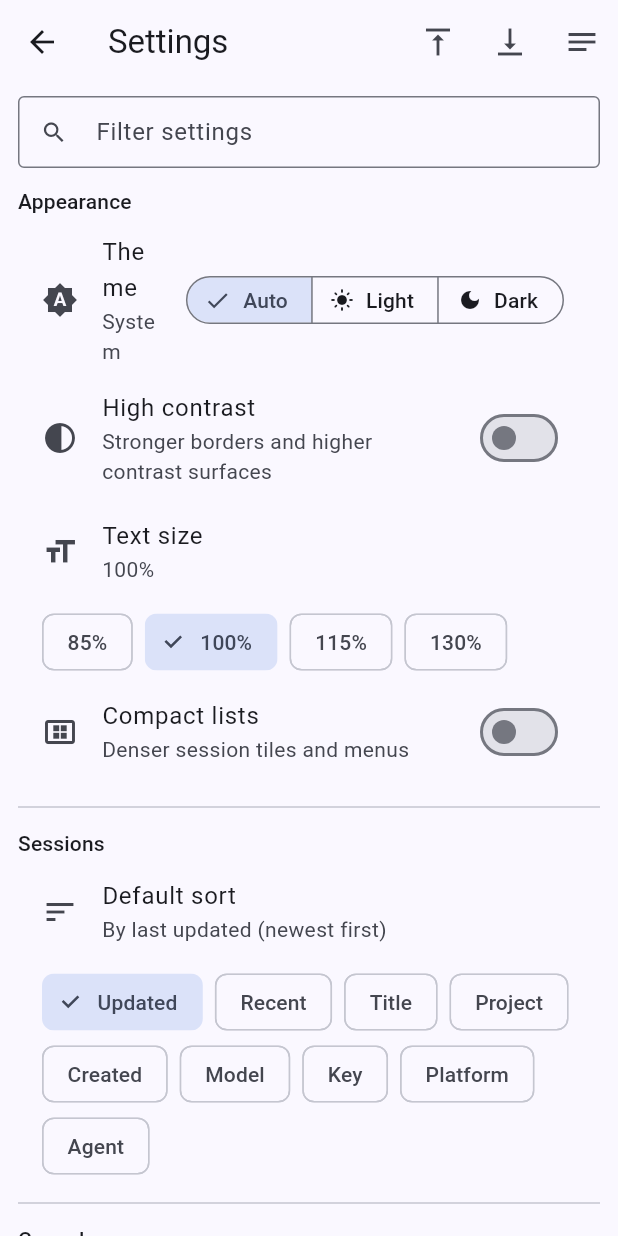
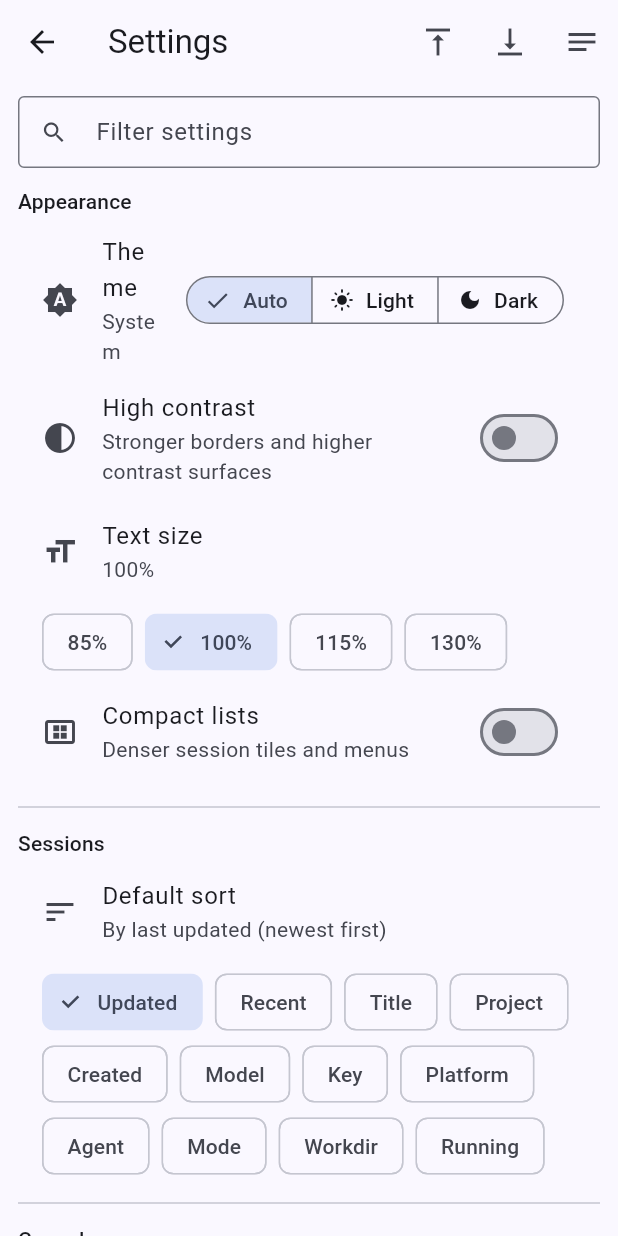
Before and after one commit to mengmenglin123/AgentDeck, a Flutter app: the SettingsScreen screen opened directly, on a phone screen of 412 x 824 dp. Run offline on Flutter 3.47's test engine with Material 3 defaults, Android fonts, the phone set to English and light mode, and no system bars; our stand-ins replace flutter_secure_storage, shared_preferences; accounts and stored records are empty; network calls fail; statements that could not run were skipped.

Commit message:
feat: agents capabilities + sessions mode/workdir/running sort
- Agents capabilities count sort
- Sessions sort modes: mode, workdir, running

```diff
--- a/apps/mobile/lib/screens/sessions_screen.dart
+++ b/apps/mobile/lib/screens/sessions_screen.dart
@@ -413,6 +413,18 @@ class _SessionsScreenState extends State<SessionsScreen> {
         case 'agent':
           final ac = (a.agentType ?? '').toLowerCase().compareTo((b.agentType ?? '').toLowerCase());
           if (ac != 0) return dir(ac);
+          return dir(a.displayTitle.toLowerCase().compareTo(b.displayTitle.toLowerCase()));
+        case 'mode':
+          final mc = (a.mode ?? '').toLowerCase().compareTo((b.mode ?? '').toLowerCase());
+          if (mc != 0) return dir(mc);
+          return dir(a.displayTitle.toLowerCase().compareTo(b.displayTitle.toLowerCase()));
+        case 'workdir':
+          final wc = (a.workdir ?? '').toLowerCase().compareTo((b.workdir ?? '').toLowerCase());
+          if (wc != 0) return dir(wc);
+          return dir(a.displayTitle.toLowerCase().compareTo(b.displayTitle.toLowerCase()));
+        case 'running':
+          final rc = (a.running ? 1 : 0).compareTo(b.running ? 1 : 0);
+          if (rc != 0) return dir(-rc); // running first in default dir
           return dir(a.displayTitle.toLowerCase().compareTo(b.displayTitle.toLowerCase()));
         case 'recent':
           final ar = _recentRank[a.sessionKey];
@@ -983,6 +995,9 @@ class _SessionsScreenState extends State<SessionsScreen> {
                                   'recent': 'Recent',
                                   'platform': 'Platform',
                                   'agent': 'Agent',
+                                  'mode': 'Mode',
+                                  'workdir': 'Workdir',
+                                  'running': 'Running',
                                 }[settings.sessionSort] ??
                                     'Updated',
                                 style: const TextStyle(fontSize: 12),
--- a/apps/mobile/lib/screens/settings_screen.dart
+++ b/apps/mobile/lib/screens/settings_screen.dart
@@ -215,6 +215,9 @@ class _SettingsScreenState extends State<SettingsScreen> {
                   ('key', 'Key'),
                   ('platform', 'Platform'),
                   ('agent', 'Agent'),
+                  ('mode', 'Mode'),
+                  ('workdir', 'Workdir'),
+                  ('running', 'Running'),
                 ])
                   ChoiceChip(
                     label: Text(e.$2),
@@ -383,13 +386,13 @@ class _SettingsScreenState extends State<SettingsScreen> {
           ListTile(
             leading: const Icon(Icons.tag),
             title: const Text('App version'),
-            subtitle: _sub('0.1.90+90 · console only · protocol Mock/self-host'),
+            subtitle: _sub('0.1.91+91 · console only · protocol Mock/self-host'),
             trailing: IconButton(
               tooltip: 'Copy about',
               icon: const Icon(Icons.copy_outlined),
               onPressed: () async {
                 const text =
-                    'HuanHermes App 0.1.90+90\nconsole only · protocol Mock/self-host\nNo agent loop on device · tokens never in about text';
+                    'HuanHermes App 0.1.91+91\nconsole only · protocol Mock/self-host\nNo agent loop on device · tokens never in about text';
                 await Clipboard.setData(const ClipboardData(text: text));
                 if (context.mounted) {
                   ScaffoldMessenger.of(context).showSnackBar(
@@ -431,6 +434,12 @@ class _SettingsScreenState extends State<SettingsScreen> {
         return 'By platform then title';
       case 'agent':
         return 'By agent type then title';
+      case 'mode':
+        return 'By mode then title';
+      case 'workdir':
+        return 'By workdir then title';
+      case 'running':
+        return 'Running first (then title)';
       case 'recent':
         return 'By recently opened on this device (pins still first)';
       default:
--- a/apps/mobile/lib/services/app_settings_controller.dart
+++ b/apps/mobile/lib/services/app_settings_controller.dart
@@ -56,7 +56,7 @@ class AppSettingsController extends ChangeNotifier {
     }
     showToolsDefault = p.getBool(_kShowTools) ?? true;
     sessionSort = p.getString(_kSort) ?? 'updated';
-    const allowed = {'updated', 'title', 'project', 'created', 'recent', 'model', 'key', 'platform', 'agent'};
+    const allowed = {'updated', 'title', 'project', 'created', 'recent', 'model', 'key', 'platform', 'agent', 'mode', 'workdir', 'running'};
     if (!allowed.contains(sessionSort)) sessionSort = 'updated';
     highContrast = p.getBool(_kContrast) ?? false;
     hapticsEnabled = p.getBool(_kHaptics) ?? true;
--- a/apps/mobile/pubspec.yaml
+++ b/apps/mobile/pubspec.yaml
@@ -1,7 +1,7 @@
 name: huanhermes_app
 description: HuanHermes remote console for Claude Code / Codex / Hermes hosts.
 publish_to: "none"
-version: 0.1.90+90
+version: 0.1.91+91
 
 environment:
   sdk: ">=3.3.0 <4.0.0"
```
Also changed, not shown: apps/mobile/lib/screens/agents_screen.dart (+50 -7 lines), 2 other files.
